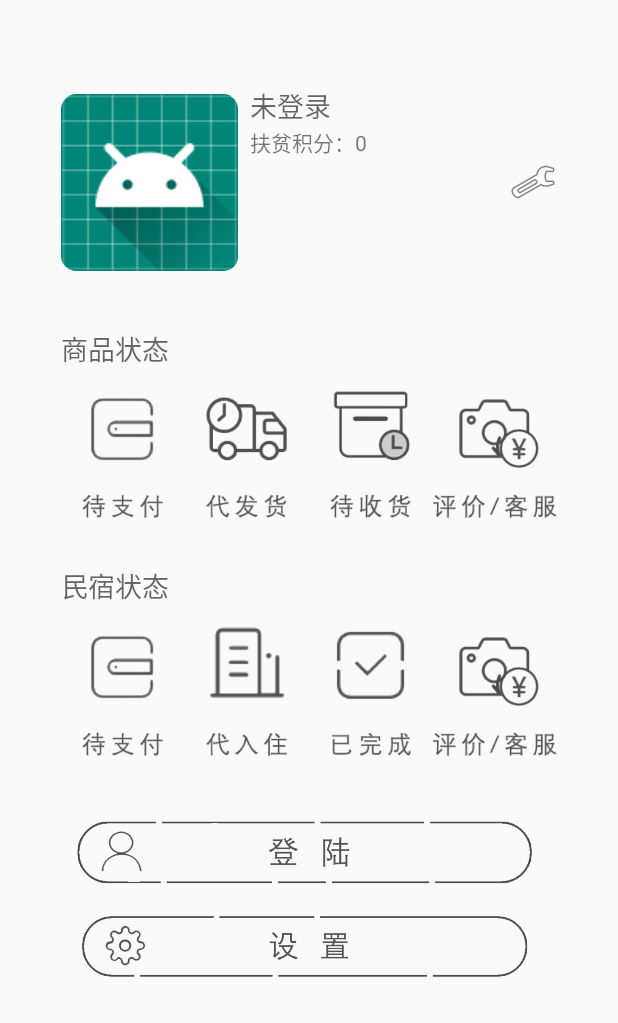
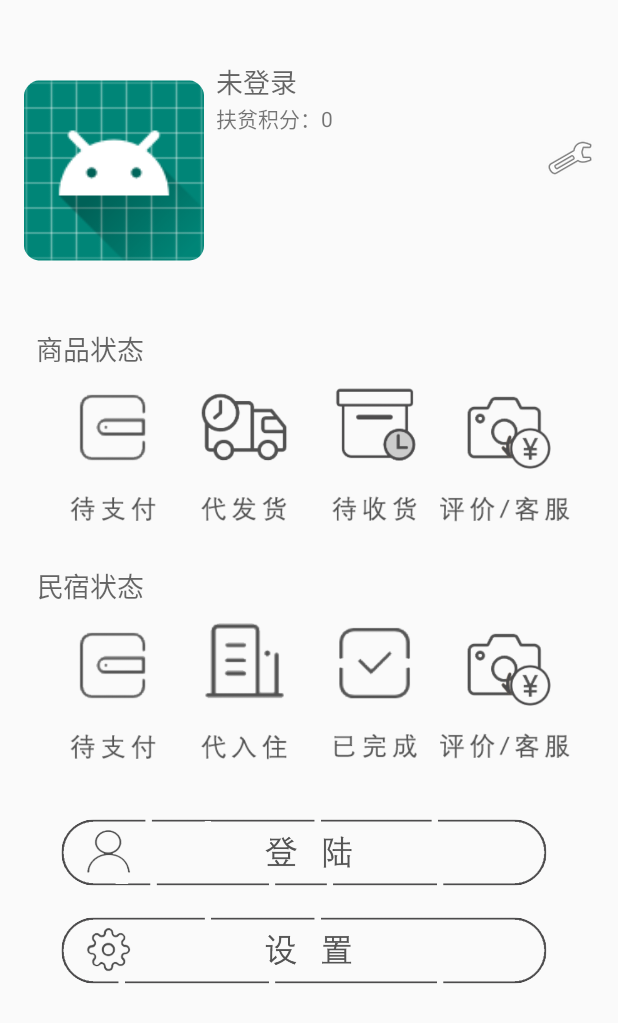
Before and after one commit to wls2306/ccshop_android, an Android app: the layout mine_page.xml on its own in the app's theme, with its tools: preview values and no code run, on a phone screen of 412 x 824 dp. Shown: the top 1023 px of the screen. Run offline under Robolectric (Android 15) with nearby library versions, the light colour scheme and no system bars.

Commit message:
订单页显示 ui待调整

```diff
--- a/app/src/main/res/layout/mine_page.xml
+++ b/app/src/main/res/layout/mine_page.xml
@@ -59,21 +59,21 @@
         android:layout_width="wrap_content"
         android:layout_height="wrap_content"
         android:orientation="vertical"
-        app:layout_constraintGuide_end="41dp" />
+        app:layout_constraintGuide_end="16dp" />
 
     <androidx.constraintlayout.widget.Guideline
         android:id="@+id/guideline21"
         android:layout_width="wrap_content"
         android:layout_height="wrap_content"
         android:orientation="horizontal"
-        app:layout_constraintGuide_begin="41dp" />
+        app:layout_constraintGuide_percent="0.03" />
 
     <androidx.constraintlayout.widget.Guideline
         android:id="@+id/guideline22"
         android:layout_width="wrap_content"
         android:layout_height="wrap_content"
         android:orientation="horizontal"
-        app:layout_constraintGuide_end="41dp" />
+        app:layout_constraintGuide_percent="0.98" />
 
     <androidx.constraintlayout.widget.Guideline
         android:id="@+id/guideline23"
@@ -87,7 +87,7 @@
         android:layout_width="wrap_content"
         android:layout_height="wrap_content"
         android:orientation="vertical"
-        app:layout_constraintGuide_begin="41dp" />
+        app:layout_constraintGuide_begin="16dp" />
 
     <androidx.constraintlayout.widget.Guideline
         android:id="@+id/guideline24"
@@ -107,6 +107,7 @@
         android:id="@+id/textView6"
         android:layout_width="wrap_content"
         android:layout_height="wrap_content"
+        android:layout_marginStart="8dp"
         android:layout_marginTop="8dp"
         android:text="商品状态"
         android:textAppearance="@style/TextAppearance.AppCompat.Medium"
@@ -117,6 +118,7 @@
         android:id="@+id/textView15"
         android:layout_width="wrap_content"
         android:layout_height="wrap_content"
+        android:layout_marginStart="8dp"
         android:text="民宿状态"
         android:textAppearance="@style/TextAppearance.AppCompat.Medium"
         app:layout_constraintStart_toStartOf="@+id/guideline19"
@@ -125,7 +127,9 @@
     <LinearLayout
         android:layout_width="0dp"
         android:layout_height="0dp"
+        android:layout_marginStart="16dp"
         android:layout_marginTop="8dp"
+        android:layout_marginEnd="16dp"
         android:layout_marginBottom="16dp"
         android:orientation="horizontal"
         app:layout_constraintBottom_toTopOf="@+id/guideline24"
@@ -177,7 +181,9 @@
     <LinearLayout
         android:layout_width="0dp"
         android:layout_height="0dp"
+        android:layout_marginStart="16dp"
         android:layout_marginTop="8dp"
+        android:layout_marginEnd="16dp"
         android:layout_marginBottom="16dp"
         android:orientation="horizontal"
         app:layout_constraintBottom_toTopOf="@+id/guideline25"
@@ -247,7 +253,7 @@
         <ImageButton
             android:id="@+id/imageButton10"
             android:layout_width="match_parent"
-            android:layout_height="60dp"
+            android:layout_height="65dp"
             android:background="#00FFFFFF"
             android:onClick="getHomeOList"
             android:scaleType="centerInside"
@@ -256,7 +262,7 @@
         <ImageButton
             android:id="@+id/imageButton11"
             android:layout_width="match_parent"
-            android:layout_height="60dp"
+            android:layout_height="65dp"
             android:background="#00FFFFFF"
             android:onClick="logout"
             android:scaleType="centerInside"
@@ -269,6 +275,6 @@
         android:layout_width="wrap_content"
         android:layout_height="wrap_content"
         android:orientation="vertical"
-        app:layout_constraintGuide_percent="0.40389293" />
+        app:layout_constraintGuide_percent="0.35" />
 
 </androidx.constraintlayout.widget.ConstraintLayout>
```
Also changed, not shown: app/src/main/java/com/bcu/ccshop/activity/GoodsActivity.java (+37 -14 lines), app/src/main/java/com/bcu/ccshop/activity/MainActivity.java (+48 -7 lines).
